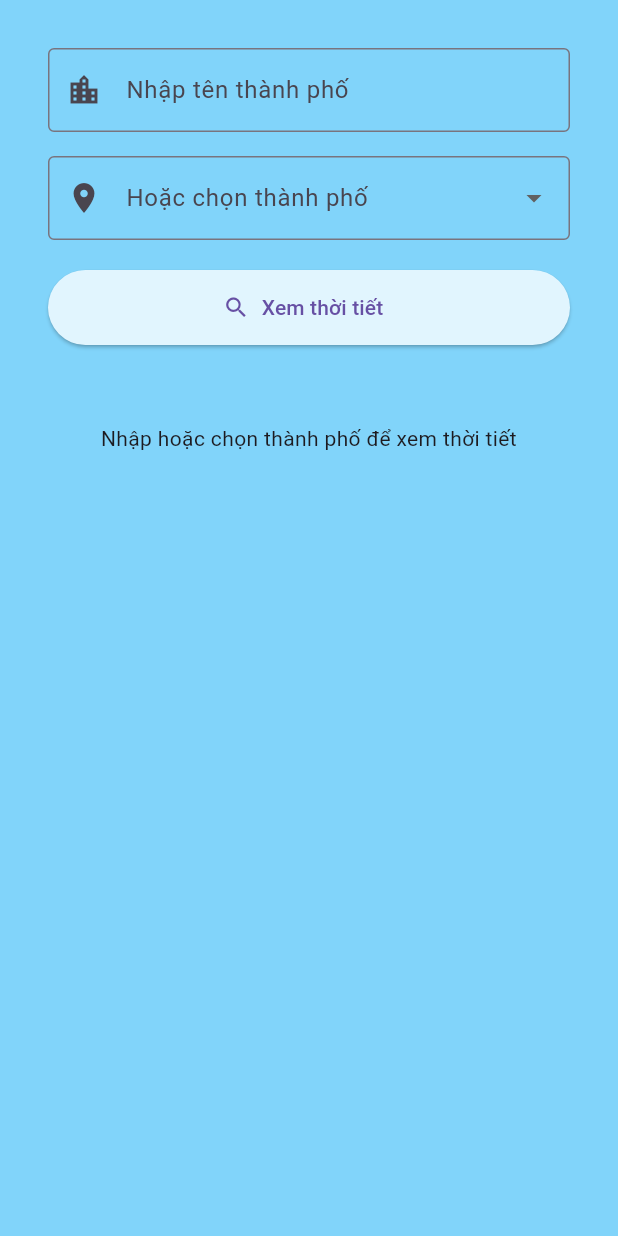
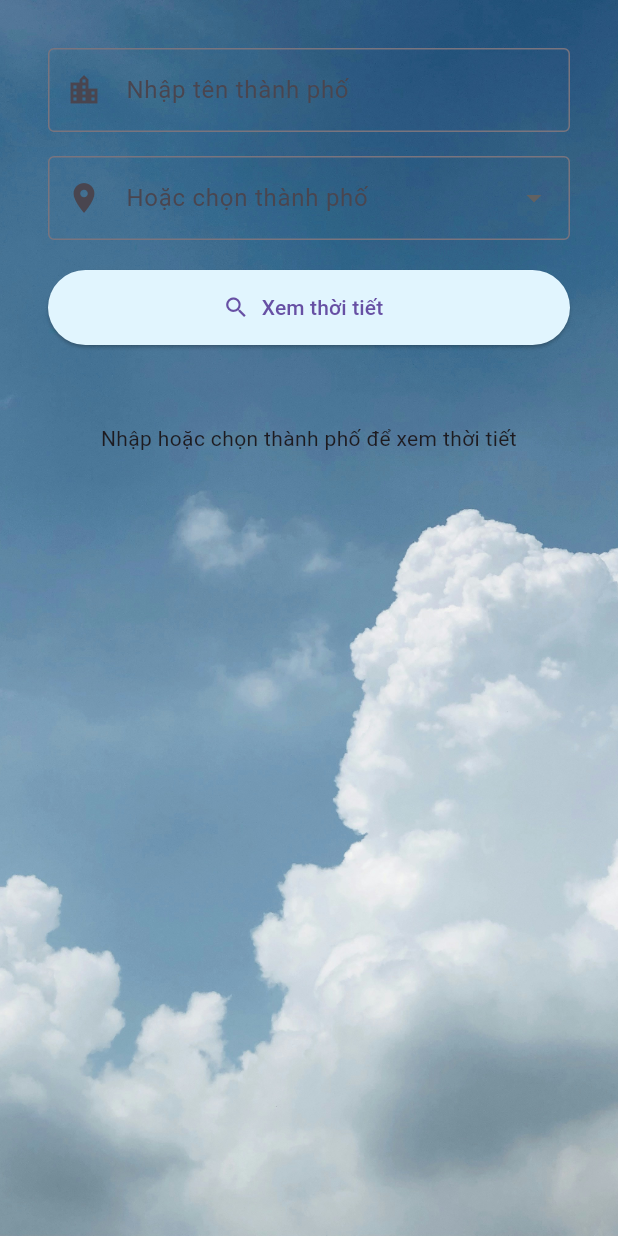
Before and after one commit to lamhungphan/weather_api_dio, a Flutter app: the screen it shows after launch, on a phone screen of 412 x 824 dp. Run offline on Flutter 3.47's test engine with Material 3 defaults, Android fonts, the phone set to English and light mode, and no system bars; our stand-ins replace connectivity_plus, dio, equatable, flutter_bloc, flutter_dotenv.

Commit message:
add wallpaper

```diff
--- a/lib/presentation/screens/weather_screen.dart
+++ b/lib/presentation/screens/weather_screen.dart
@@ -37,9 +37,21 @@
   Widget build(BuildContext context) {
     return Scaffold(
       backgroundColor: Color(0xFF81D4FA),
-      body: Padding(
+      body: Container(
+        decoration: BoxDecoration(
+          image: DecorationImage(
+            image: AssetImage("assets/images/background.jpg"),
+            fit: BoxFit.cover,
+          ),
+        ),
+        child: Padding(
           padding: const EdgeInsets.all(16),
           child: SingleChildScrollView(
+            child: ConstrainedBox(
+              constraints: BoxConstraints(
+                minHeight: MediaQuery.of(context).size.height,
+              ),
+              child: IntrinsicHeight(
                 child: Column(
                   crossAxisAlignment: CrossAxisAlignment.stretch,
                   children: [
@@ -123,14 +135,18 @@
                       },
                       builder: (context, state) {
                         if (state is WeatherLoading) {
-                    return const Center(child: CircularProgressIndicator());
+                          return const Center(
+                            child: CircularProgressIndicator(),
+                          );
                         } else if (state is WeatherLoaded) {
                           return DetailWeatherWidget(weather: state.weather);
                         } else if (state is ForecastLoaded) {
                           return Column(
                             crossAxisAlignment: CrossAxisAlignment.start,
                             children: [
-                        FiveDaysForecastWidget(forecasts: state.forecasts),
+                              FiveDaysForecastWidget(
+                                forecasts: state.forecasts,
+                              ),
                               const SizedBox(height: 16),
                               const Text(
                                 '🌦️ Dự báo 24 giờ tới',
@@ -155,6 +171,9 @@
                     ),
                     const SizedBox(height: 24),
                   ],
+                ),
+              ),
+            ),
           ),
         ),
       ),
--- a/pubspec.yaml
+++ b/pubspec.yaml
@@ -31,4 +31,6 @@
 flutter:
   uses-material-design: true
   assets:
+  - assets/images/
+  - assets/lotties/
   - .env
```
Also changed, not shown: assets/images/background.jpg (added), assets/lotties/cloud.json (renamed from assets/img/cloud.json), assets/lotties/moon.json (renamed from assets/img/moon.json), assets/lotties/rain.json (renamed from assets/img/rain.json), assets/lotties/storm.json (renamed from assets/img/storm.json), assets/lotties/sun.json (renamed from assets/img/sun.json). Lines whose indentation alone changed are shown as unchanged.
